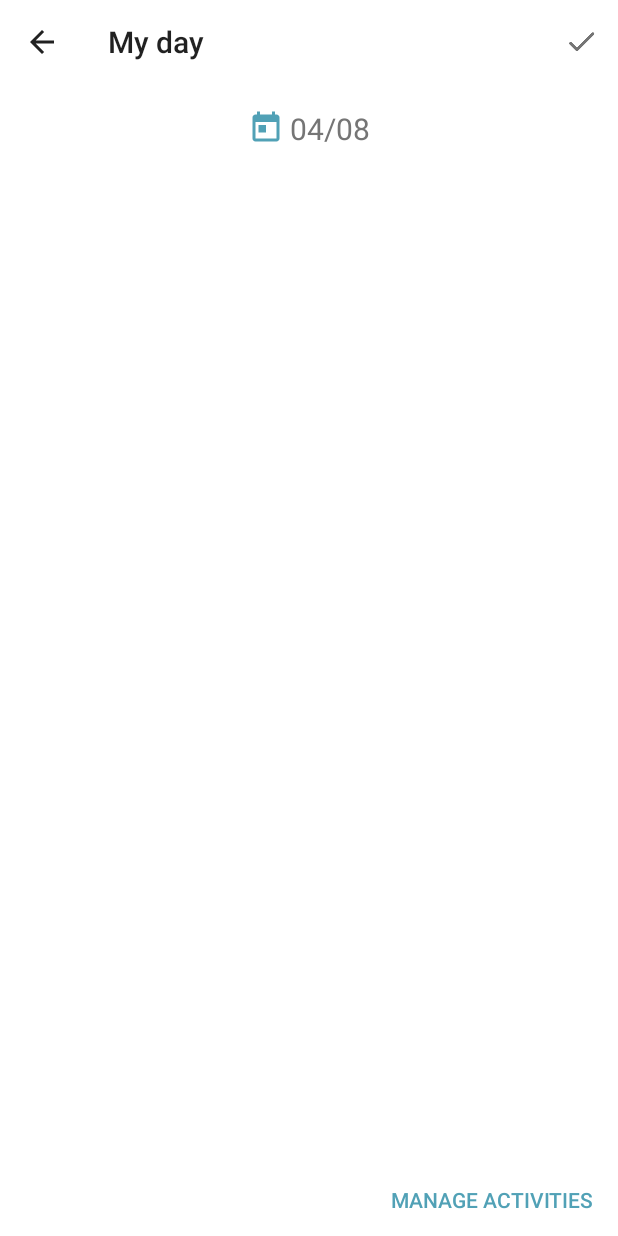
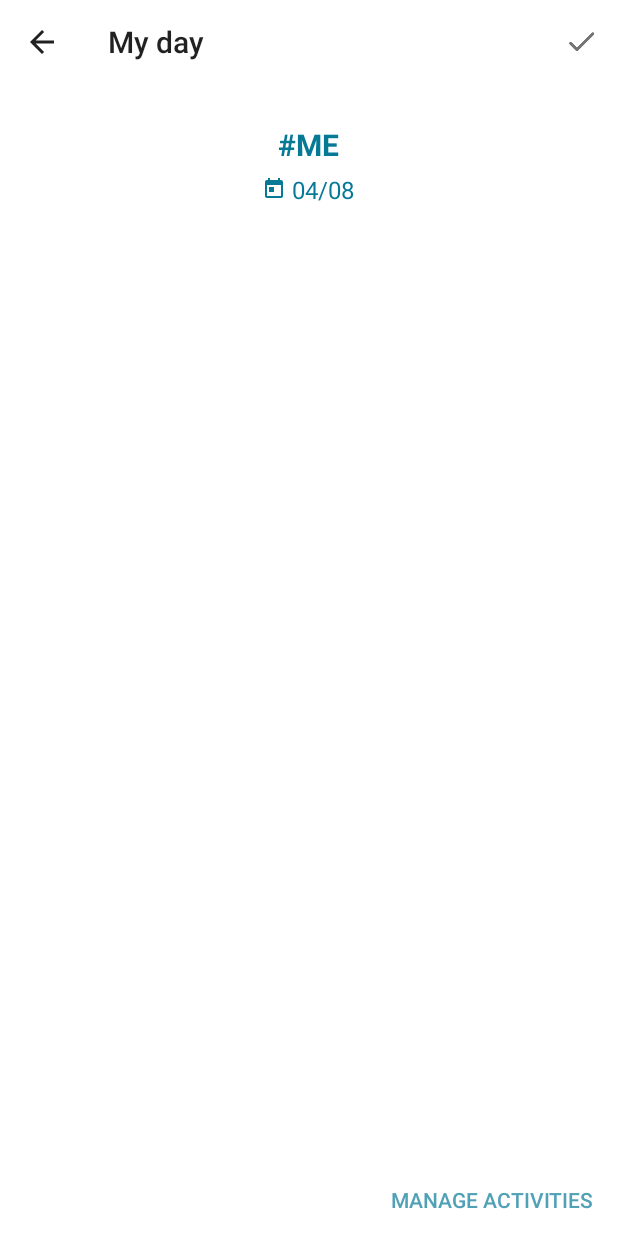
Before and after one commit to SirionRazzer/Diary, an Android app: the MainActivity screen opened directly, with no data from a screen before it, on a phone screen of 412 x 824 dp. Run offline under Robolectric (Android 15) with nearby library versions, the phone set to English and light mode, and no system bars; our stand-ins replace Dagger/Hilt's generated code, Picasso; libraries missing offline, so code that uses them is left out: io.realm; pictures from the network do not load; 1 statement that could not run was skipped.

Commit message:
MainActivity layout changed

```diff
--- a/app/src/main/res/drawable/ic_calendar.xml
+++ b/app/src/main/res/drawable/ic_calendar.xml
@@ -1,5 +1,5 @@
-<vector android:height="24dp" android:tint="@color/colorPrimary"
+<vector android:height="16dp" android:tint="@color/colorPrimaryDark"
     android:viewportHeight="24.0" android:viewportWidth="24.0"
-    android:width="24dp" xmlns:android="http://schemas.android.com/apk/res/android">
+    android:width="16dp" xmlns:android="http://schemas.android.com/apk/res/android">
     <path android:fillColor="#FF000000" android:pathData="M19,3h-1L18,1h-2v2L8,3L8,1L6,1v2L5,3c-1.11,0 -1.99,0.9 -1.99,2L3,19c0,1.1 0.89,2 2,2h14c1.1,0 2,-0.9 2,-2L21,5c0,-1.1 -0.9,-2 -2,-2zM19,19L5,19L5,8h14v11zM7,10h5v5L7,15z"/>
 </vector>
--- a/app/src/main/res/drawable/ic_pencil.xml
+++ b/app/src/main/res/drawable/ic_pencil.xml
@@ -1,4 +1,4 @@
-<vector android:height="16dp" android:tint="@color/secondaryText"
+<vector android:height="16dp" android:tint="@color/grey_lt"
     android:viewportHeight="24.0" android:viewportWidth="24.0"
     android:width="16dp" xmlns:android="http://schemas.android.com/apk/res/android">
     <path android:fillColor="#FF000000" android:pathData="M3,17.25V21h3.75L17.81,9.94l-3.75,-3.75L3,17.25zM20.71,7.04c0.39,-0.39 0.39,-1.02 0,-1.41l-2.34,-2.34c-0.39,-0.39 -1.02,-0.39 -1.41,0l-1.83,1.83 3.75,3.75 1.83,-1.83z"/>
--- a/app/src/main/res/layout/activity_main.xml
+++ b/app/src/main/res/layout/activity_main.xml
@@ -9,28 +9,48 @@
 
     <include layout="@layout/toolbar" />
 
-    <LinearLayout
+    <RelativeLayout
         android:id="@+id/llDateArea"
         android:layout_width="match_parent"
         android:layout_height="wrap_content"
         android:layout_below="@+id/toolbar"
+        android:orientation="horizontal"
         android:gravity="center_horizontal"
-        android:orientation="horizontal"
+        android:paddingStart="32dp"
         android:paddingTop="16dp"
-        android:paddingEnd="16dp"
-        android:paddingStart="16dp">
+        android:paddingEnd="32dp">
+
+        <TextView
+            android:id="@+id/tvMe"
+            android:layout_width="wrap_content"
+            android:layout_height="wrap_content"
+            android:textColor="@color/colorPrimaryDark"
+            android:layout_centerInParent="true"
+            android:text="#ME"
+            android:layout_marginBottom="16dp"
+            android:textStyle="bold"
+            android:textSize="20sp"/>
 
         <TextView
             android:id="@+id/tvDate"
             android:layout_width="wrap_content"
             android:layout_height="wrap_content"
+            android:layout_centerHorizontal="true"
+            android:layout_below="@id/tvMe"
             android:drawableStart="@drawable/ic_calendar"
             android:drawablePadding="4dp"
             android:text="19/3"
-            android:textColor="@color/secondaryText"
-            android:textSize="20sp" />
+            android:textColor="@color/colorPrimaryDark"
+            android:textSize="16sp" />
 
-    </LinearLayout>
+        <!--<View-->
+            <!--android:layout_below="@id/tvDate"-->
+            <!--android:layout_width="match_parent"-->
+            <!--android:layout_height="1dp"-->
+            <!--android:layout_marginTop="12dp"-->
+            <!--android:background="@color/colorPrimaryLight" />-->
+
+    </RelativeLayout>
 
     <LinearLayout
         android:layout_width="wrap_content"
@@ -38,8 +58,8 @@
         android:layout_below="@+id/llDateArea"
         android:orientation="horizontal"
         android:paddingStart="16dp"
-        android:paddingBottom="16dp"
-        android:paddingEnd="16dp">
+        android:paddingEnd="16dp"
+        android:paddingBottom="16dp">
 
         <GridView
             android:id="@+id/gwTemplates"
```
